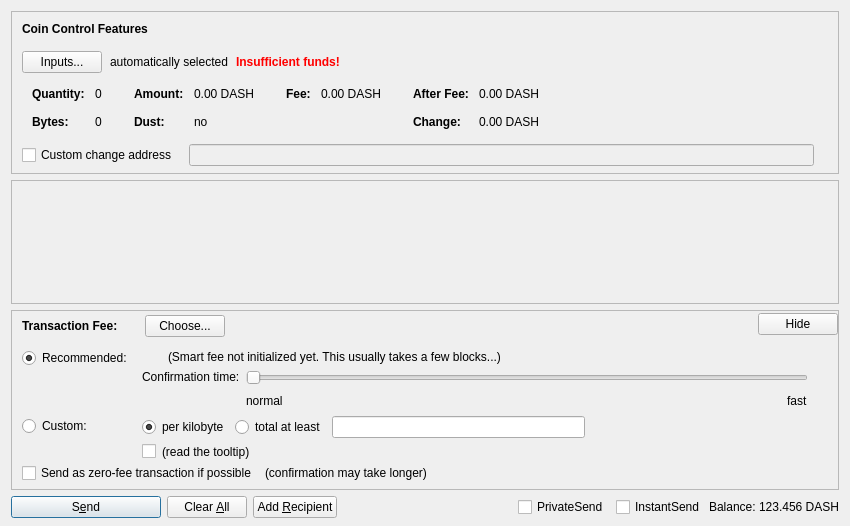
First picture: the form in src/qt/forms/sendcoinsdialog.ui, repository zero24x/gravium, before the edit.
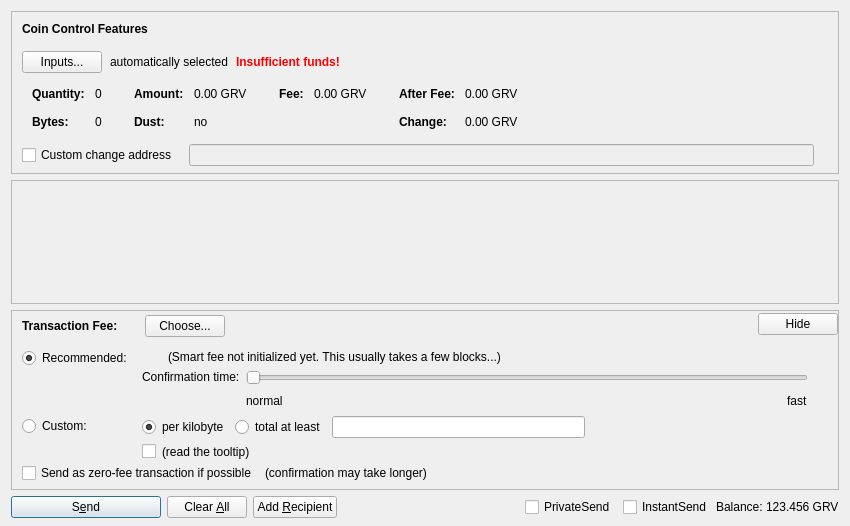
Second picture: the form after the edit. Custom widgets are drawn as their Qt base class.

Commit message: dash Dash and DASH changed to gravium Gravium and GRAVIUM except DASH > GRV

```diff
--- a/src/qt/forms/sendcoinsdialog.ui
+++ b/src/qt/forms/sendcoinsdialog.ui
@@ -324,7 +324,7 @@
                   <enum>Qt::ActionsContextMenu</enum>
                  </property>
                  <property name="text">
-                  <string notr="true">0.00 DASH</string>
+                  <string notr="true">0.00 GRV</string>
                  </property>
                  <property name="textInteractionFlags">
                   <set>Qt::LinksAccessibleByMouse|Qt::TextSelectableByKeyboard|Qt::TextSelectableByMouse</set>
@@ -404,7 +404,7 @@
                   <enum>Qt::ActionsContextMenu</enum>
                  </property>
                  <property name="text">
-                  <string notr="true">0.00 DASH</string>
+                  <string notr="true">0.00 GRV</string>
                  </property>
                  <property name="textInteractionFlags">
                   <set>Qt::LinksAccessibleByMouse|Qt::TextSelectableByKeyboard|Qt::TextSelectableByMouse</set>
@@ -455,7 +455,7 @@
                   <enum>Qt::ActionsContextMenu</enum>
                  </property>
                  <property name="text">
-                  <string notr="true">0.00 DASH</string>
+                  <string notr="true">0.00 GRV</string>
                  </property>
                  <property name="textInteractionFlags">
                   <set>Qt::LinksAccessibleByMouse|Qt::TextSelectableByKeyboard|Qt::TextSelectableByMouse</set>
@@ -484,7 +484,7 @@
                   <enum>Qt::ActionsContextMenu</enum>
                  </property>
                  <property name="text">
-                  <string notr="true">0.00 DASH</string>
+                  <string notr="true">0.00 GRV</string>
                  </property>
                  <property name="textInteractionFlags">
                   <set>Qt::LinksAccessibleByMouse|Qt::TextSelectableByKeyboard|Qt::TextSelectableByMouse</set>
@@ -1337,7 +1337,7 @@
           <cursorShape>IBeamCursor</cursorShape>
          </property>
          <property name="text">
-          <string notr="true">123.456 DASH</string>
+          <string notr="true">123.456 GRV</string>
          </property>
          <property name="textInteractionFlags">
           <set>Qt::LinksAccessibleByMouse|Qt::TextSelectableByKeyboard|Qt::TextSelectableByMouse</set>
```
Left out of the diff: 6 changed lines with no effect on the pictures. The commit also changes 362 other files.
